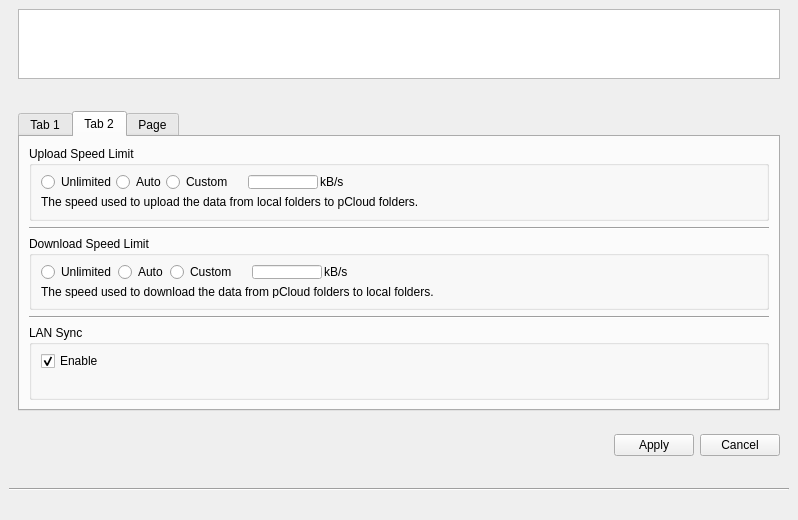
This is pcloudwindow.ui in pcloudcom/psyncgui as Qt 5 draws it before an edit. The edited form follows.
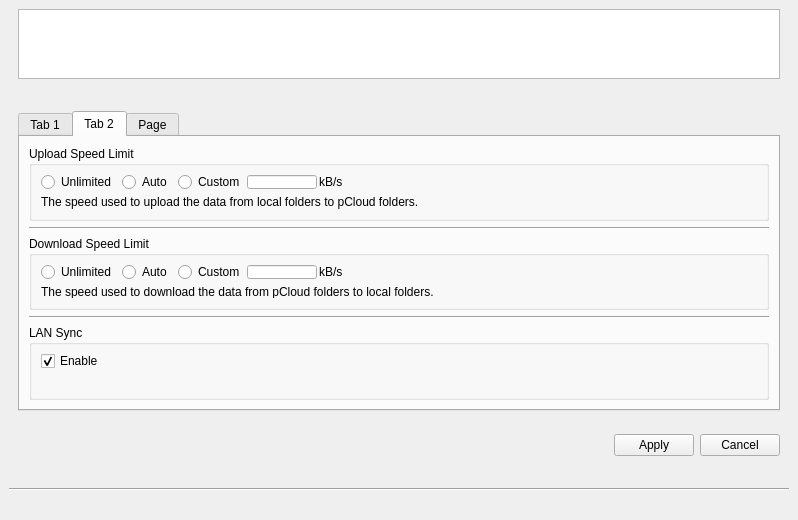
This is the edited form. The open tabs and pages were chosen to show the change. Icons and pictures are not drawn.

Commit message: SLX-236 | update settings layouts

Patch:
```diff
--- a/pcloudwindow.ui
+++ b/pcloudwindow.ui
@@ -1143,7 +1143,7 @@
                    <item>
                     <layout class="QHBoxLayout" name="horizontalLayout_27">
                      <property name="spacing">
-                      <number>0</number>
+                      <number>6</number>
                      </property>
                      <item>
                       <widget class="QRadioButton" name="rBtnSyncUpldUnlimit">
@@ -1188,6 +1188,9 @@
                            <height>16777215</height>
                           </size>
                          </property>
+                         <property name="alignment">
+                          <set>Qt::AlignRight|Qt::AlignTrailing|Qt::AlignVCenter</set>
+                         </property>
                         </widget>
                        </item>
                        <item>
@@ -1197,6 +1200,19 @@
                          </property>
                         </widget>
                        </item>
+                       <item>
+                        <spacer name="horizontalSpacer_11">
+                         <property name="orientation">
+                          <enum>Qt::Horizontal</enum>
+                         </property>
+                         <property name="sizeHint" stdset="0">
+                          <size>
+                           <width>40</width>
+                           <height>20</height>
+                          </size>
+                         </property>
+                        </spacer>
+                       </item>
                       </layout>
                      </item>
                      <item>
@@ -1240,7 +1256,7 @@
                    <item>
                     <layout class="QHBoxLayout" name="horizontalLayout_28">
                      <property name="spacing">
-                      <number>2</number>
+                      <number>6</number>
                      </property>
                      <item>
                       <widget class="QRadioButton" name="rBtnSyncDwldUnlimit">
@@ -1282,6 +1298,9 @@
                            <height>16777215</height>
                           </size>
                          </property>
+                         <property name="alignment">
+                          <set>Qt::AlignRight|Qt::AlignTrailing|Qt::AlignVCenter</set>
+                         </property>
                         </widget>
                        </item>
                        <item>
@@ -1291,6 +1310,19 @@
                          </property>
                         </widget>
                        </item>
+                       <item>
+                        <spacer name="horizontalSpacer_10">
+                         <property name="orientation">
+                          <enum>Qt::Horizontal</enum>
+                         </property>
+                         <property name="sizeHint" stdset="0">
+                          <size>
+                           <width>40</width>
+                           <height>20</height>
+                          </size>
+                         </property>
+                        </spacer>
+                       </item>
                       </layout>
                      </item>
                      <item>
```
Left out of the diff: 5 changed lines with no effect on the pictures.
